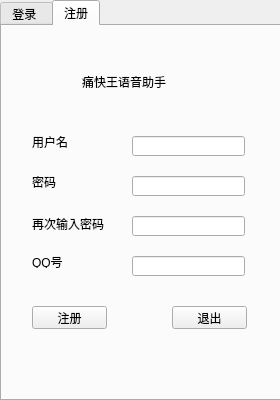
shelleyf/AudioConverter, file loginwindow.ui: the form before one commit.
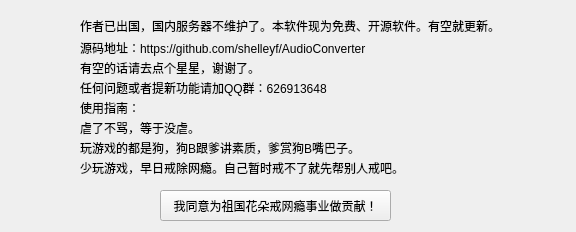
The form after the commit.

```diff
--- a/loginwindow.ui
+++ b/loginwindow.ui
@@ -6,264 +6,130 @@
    <rect>
     <x>0</x>
     <y>0</y>
-    <width>280</width>
-    <height>400</height>
+    <width>576</width>
+    <height>232</height>
    </rect>
   </property>
-  <property name="minimumSize">
-   <size>
-    <width>280</width>
-    <height>400</height>
-   </size>
-  </property>
-  <property name="maximumSize">
-   <size>
-    <width>280</width>
-    <height>400</height>
-   </size>
-  </property>
   <property name="windowTitle">
    <string>LoginWindow</string>
   </property>
   <widget class="QWidget" name="centralWidget">
-   <widget class="QTabWidget" name="tabWidget">
-    <property name="geometry">
-     <rect>
-      <x>0</x>
-      <y>0</y>
-      <width>281</width>
-      <height>401</height>
-     </rect>
-    </property>
-    <property name="currentIndex">
-     <number>1</number>
-    </property>
-    <widget class="QWidget" name="tab1">
-     <attribute name="title">
-      <string>登录 </string>
-     </attribute>
      <widget class="QLabel" name="label">
       <property name="geometry">
        <rect>
-        <x>30</x>
-        <y>110</y>
-        <width>54</width>
-        <height>12</height>
+      <x>80</x>
+      <y>10</y>
+      <width>431</width>
+      <height>31</height>
        </rect>
       </property>
       <property name="text">
-       <string>用户名</string>
+     <string>作者已出国，国内服务器不维护了。本软件现为免费、开源软件。有空就更新。</string>
+    </property>
+   </widget>
+   <widget class="QLabel" name="label_3">
+    <property name="geometry">
+     <rect>
+      <x>80</x>
+      <y>40</y>
+      <width>411</width>
+      <height>16</height>
+     </rect>
+    </property>
+    <property name="text">
+     <string>源码地址：https://github.com/shelleyf/AudioConverter</string>
       </property>
      </widget>
      <widget class="QLabel" name="label_2">
       <property name="geometry">
        <rect>
-        <x>30</x>
-        <y>160</y>
-        <width>54</width>
-        <height>12</height>
+      <x>80</x>
+      <y>80</y>
+      <width>431</width>
+      <height>16</height>
        </rect>
       </property>
       <property name="text">
-       <string>密码</string>
-      </property>
-     </widget>
-     <widget class="QLineEdit" name="le_login_1">
-      <property name="geometry">
-       <rect>
-        <x>130</x>
-        <y>110</y>
-        <width>113</width>
-        <height>20</height>
-       </rect>
-      </property>
-     </widget>
-     <widget class="QLineEdit" name="le_login_2">
-      <property name="geometry">
-       <rect>
-        <x>130</x>
-        <y>150</y>
-        <width>113</width>
-        <height>20</height>
-       </rect>
+     <string>任何问题或者提新功能请加QQ群：626913648</string>
       </property>
      </widget>
      <widget class="QPushButton" name="btn_login">
       <property name="geometry">
        <rect>
-        <x>30</x>
-        <y>260</y>
-        <width>75</width>
-        <height>23</height>
-       </rect>
-      </property>
-      <property name="text">
-       <string>登录</string>
-      </property>
-     </widget>
-     <widget class="QPushButton" name="btn_exit2">
-      <property name="geometry">
-       <rect>
-        <x>170</x>
-        <y>260</y>
-        <width>75</width>
-        <height>23</height>
-       </rect>
-      </property>
-      <property name="text">
-       <string>退出</string>
-      </property>
-     </widget>
-     <widget class="QLabel" name="label_7">
-      <property name="geometry">
-       <rect>
-        <x>80</x>
-        <y>30</y>
-        <width>111</width>
-        <height>51</height>
-       </rect>
-      </property>
-      <property name="text">
-       <string>痛快王语音助手</string>
-      </property>
-     </widget>
-    </widget>
-    <widget class="QWidget" name="tab2">
-     <attribute name="title">
-      <string>注册</string>
-     </attribute>
-     <widget class="QLineEdit" name="le_register_1">
-      <property name="geometry">
-       <rect>
-        <x>130</x>
-        <y>110</y>
-        <width>113</width>
-        <height>20</height>
-       </rect>
-      </property>
-     </widget>
-     <widget class="QLineEdit" name="le_register_2">
-      <property name="geometry">
-       <rect>
-        <x>130</x>
-        <y>150</y>
-        <width>113</width>
-        <height>20</height>
-       </rect>
-      </property>
-     </widget>
-     <widget class="QLineEdit" name="le_register_3">
-      <property name="geometry">
-       <rect>
-        <x>130</x>
+      <x>160</x>
         <y>190</y>
-        <width>113</width>
-        <height>20</height>
-       </rect>
-      </property>
-     </widget>
-     <widget class="QLabel" name="label_3">
-      <property name="geometry">
-       <rect>
-        <x>30</x>
-        <y>110</y>
-        <width>54</width>
-        <height>12</height>
+      <width>231</width>
+      <height>31</height>
        </rect>
       </property>
       <property name="text">
-       <string>用户名</string>
+     <string>我同意为祖国花朵戒网瘾事业做贡献！</string>
       </property>
      </widget>
      <widget class="QLabel" name="label_4">
       <property name="geometry">
        <rect>
-        <x>30</x>
-        <y>150</y>
-        <width>54</width>
-        <height>12</height>
+      <x>80</x>
+      <y>60</y>
+      <width>311</width>
+      <height>16</height>
        </rect>
       </property>
       <property name="text">
-       <string>密码</string>
+     <string>有空的话请去点个星星，谢谢了。</string>
       </property>
      </widget>
      <widget class="QLabel" name="label_5">
       <property name="geometry">
        <rect>
-        <x>30</x>
-        <y>190</y>
-        <width>91</width>
+      <x>80</x>
+      <y>100</y>
+      <width>401</width>
         <height>16</height>
        </rect>
       </property>
       <property name="text">
-       <string>再次输入密码</string>
+     <string>使用指南：</string>
       </property>
      </widget>
      <widget class="QLabel" name="label_6">
       <property name="geometry">
        <rect>
-        <x>30</x>
-        <y>230</y>
-        <width>54</width>
-        <height>12</height>
+      <x>80</x>
+      <y>120</y>
+      <width>331</width>
+      <height>16</height>
        </rect>
       </property>
       <property name="text">
-       <string>QQ号</string>
-      </property>
-     </widget>
-     <widget class="QLineEdit" name="le_register_4">
+     <string>虐了不骂，等于没虐。</string>
+    </property>
+   </widget>
+   <widget class="QLabel" name="label_7">
       <property name="geometry">
        <rect>
-        <x>130</x>
-        <y>230</y>
-        <width>113</width>
-        <height>20</height>
-       </rect>
-      </property>
-     </widget>
-     <widget class="QPushButton" name="btn_register">
-      <property name="geometry">
-       <rect>
-        <x>30</x>
-        <y>280</y>
-        <width>75</width>
-        <height>23</height>
-       </rect>
-      </property>
+      <x>80</x>
+      <y>140</y>
+      <width>331</width>
+      <height>16</height>
+     </rect>
+    </property>
       <property name="text">
-       <string>注册</string>
-      </property>
-     </widget>
-     <widget class="QPushButton" name="btn_exit1">
-      <property name="geometry">
-       <rect>
-        <x>170</x>
-        <y>280</y>
-        <width>75</width>
-        <height>23</height>
-       </rect>
-      </property>
-      <property name="text">
-       <string>退出</string>
+     <string>玩游戏的都是狗，狗B跟爹讲素质，爹赏狗B嘴巴子。</string>
       </property>
      </widget>
      <widget class="QLabel" name="label_8">
       <property name="geometry">
        <rect>
         <x>80</x>
-        <y>30</y>
-        <width>111</width>
-        <height>51</height>
+      <y>160</y>
+      <width>331</width>
+      <height>16</height>
        </rect>
       </property>
       <property name="text">
-       <string>痛快王语音助手</string>
-      </property>
-     </widget>
-    </widget>
+     <string>少玩游戏，早日戒除网瘾。自己暂时戒不了就先帮别人戒吧。</string>
+    </property>
    </widget>
   </widget>
  </widget>
```
Lines whose indentation alone changed are shown as unchanged.
